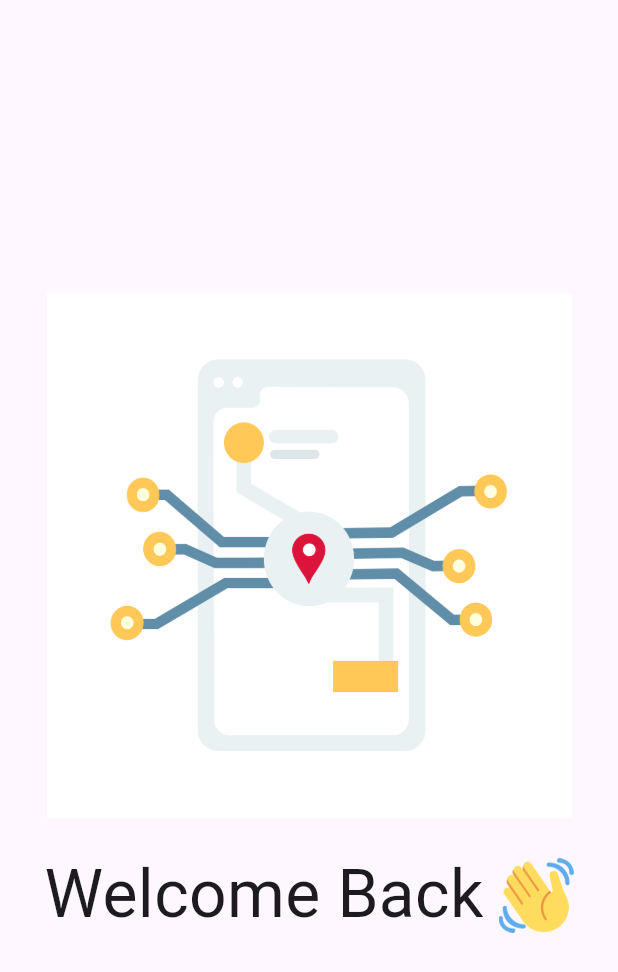
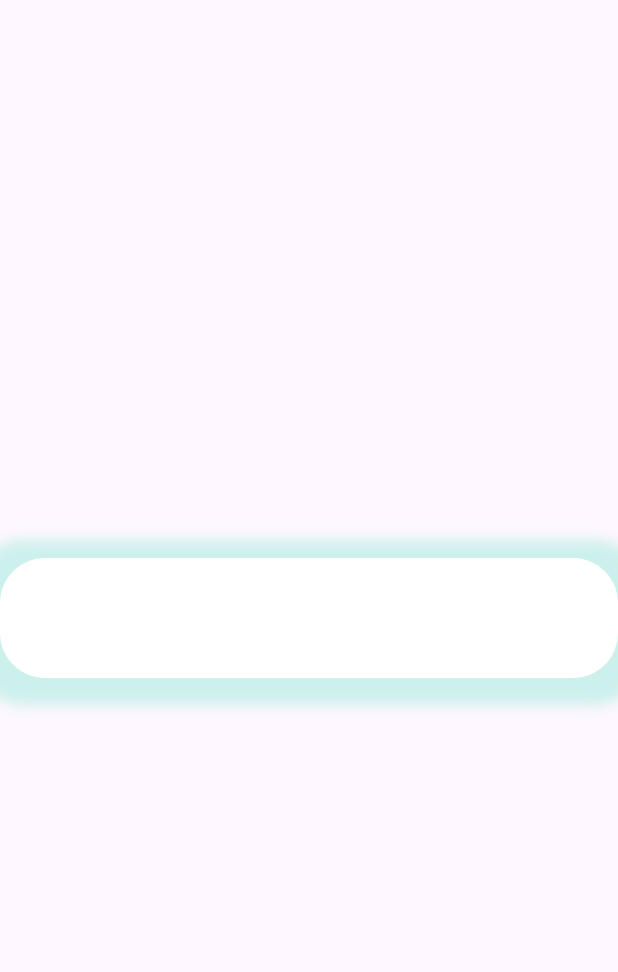
Before and after one commit to MhaamadAli/Cue-App, a Flutter app: the screen it shows after launch, on a phone screen of 412 x 824 dp. Shown: the top 972 px of the screen. Run offline on Flutter 3.47's test engine with Material 3 defaults, Android fonts, the phone set to English and light mode, and no system bars; our stand-ins replace flutter_map, flutter_secure_storage, flutter_svg, geolocator, google_fonts, latlong2 and 1 more; accounts and stored records are empty.

Commit message:
frontend: modified basic structure and styling for login

```diff
--- a/cue_dashboard/lib/screens/login_screen.dart
+++ b/cue_dashboard/lib/screens/login_screen.dart
@@ -1,38 +1,35 @@
-import 'package:flutter/cupertino.dart';
 import 'package:flutter/material.dart';
-import 'package:flutter/widgets.dart';
-import 'package:google_fonts/google_fonts.dart';
 
 class LoginScreen extends StatelessWidget {
+  LoginScreen({super.key});
+
   @override
   Widget build(BuildContext context) {
     return Scaffold(
       body: SafeArea(
         child: Center(
-          child: Column(
-            mainAxisAlignment: MainAxisAlignment.center,
-            children: <Widget>[
-              Image.asset(
-                'assets/logo.png',
-                width: 350,
-              ),
-              const SizedBox(height: 20),
-              Row(
-                mainAxisAlignment: MainAxisAlignment.center,
-                children: <Widget>[
-                  Text(
-                    'Welcome Back',
-                    style: GoogleFonts.monomaniacOne(
-                        fontSize: 44, fontWeight: FontWeight.w400),
-                  ),
-                  const SizedBox(width: 10),
-                  Image.asset(
-                    'assets/hand.png',
-                    width: 50,
+          child: ConstrainedBox(
+            constraints: const BoxConstraints(maxWidth: 800, maxHeight: 650),
+            child: Container(
+              padding: const EdgeInsets.all(40),
+              decoration: BoxDecoration(
+                color: Colors.white,
+                borderRadius: BorderRadius.circular(30),
+                boxShadow: [
+                  BoxShadow(
+                    color: const Color(0xFF06D6A0).withOpacity(0.2),
+                    spreadRadius: 15,
+                    blurRadius: 7,
+                    offset: const Offset(0, 3),
                   ),
                 ],
               ),
-            ],
+              child: const Row(
+                mainAxisAlignment: MainAxisAlignment.center,
+                crossAxisAlignment: CrossAxisAlignment.center,
+                children: [],
+              ),
+            ),
           ),
         ),
       ),
```
